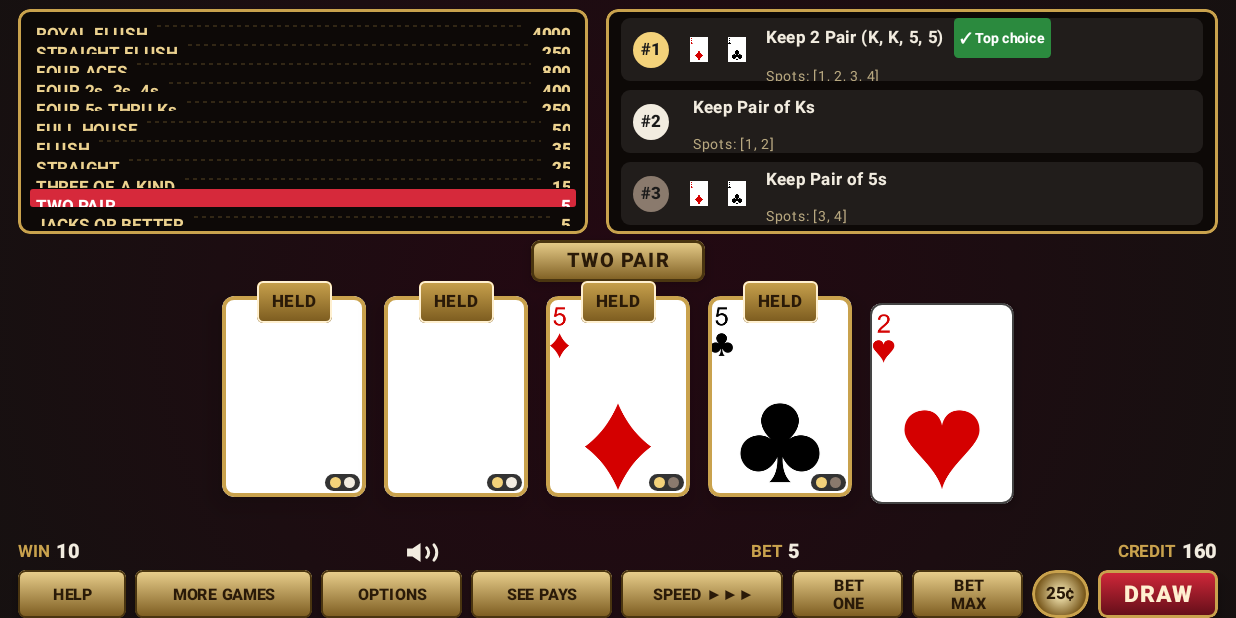
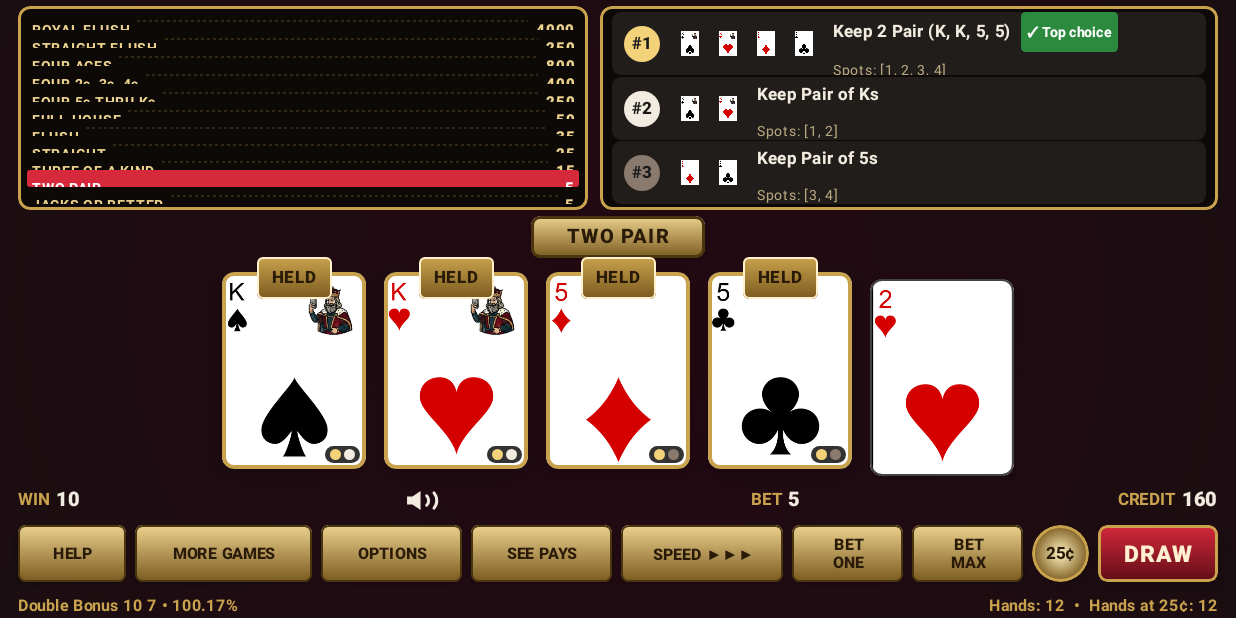
Before and after one commit to heybake/video-poker-android, an Android app built with Jetpack Compose: the screen it shows after launch (MainActivity), on a phone screen of 824 x 412 dp (held sideways). Run offline under Robolectric (Android 15) with nearby library versions, the phone set to English and light mode, and no system bars.

Commit message:
Fix case-sensitive card asset filenames, optimize responsive deck layout, and verify live on Android emulator

```diff
--- a/app/src/main/java/com/videopoker/android/MainActivity.kt
+++ b/app/src/main/java/com/videopoker/android/MainActivity.kt
@@ -1,13 +1,12 @@
 package com.videopoker.android
 
-import android.os.Build
 import android.os.Bundle
-import android.view.View
-import android.view.WindowInsets
-import android.view.WindowInsetsController
 import androidx.activity.ComponentActivity
 import androidx.activity.compose.setContent
 import androidx.activity.viewModels
+import androidx.core.view.WindowCompat
+import androidx.core.view.WindowInsetsCompat
+import androidx.core.view.WindowInsetsControllerCompat
 import com.videopoker.android.ui.MainScreen
 import com.videopoker.android.ui.state.GameViewModel
 import com.videopoker.android.ui.theme.VideoPokerTheme
@@ -18,7 +17,9 @@ class MainActivity : ComponentActivity() {
 
     override fun onCreate(savedInstanceState: Bundle?) {
         super.onCreate(savedInstanceState)
-        hideSystemBars()
+
+        // Edge-to-edge layout
+        WindowCompat.setDecorFitsSystemWindows(window, false)
 
         viewModel.loadGames(this)
 
@@ -27,6 +28,8 @@ class MainActivity : ComponentActivity() {
                 MainScreen(viewModel = viewModel)
             }
         }
+
+        hideSystemBars()
     }
 
     override fun onResume() {
@@ -34,23 +37,21 @@ class MainActivity : ComponentActivity() {
         hideSystemBars()
     }
 
+    override fun onWindowFocusChanged(hasFocus: Boolean) {
+        super.onWindowFocusChanged(hasFocus)
+        if (hasFocus) {
+            hideSystemBars()
+        }
+    }
+
     private fun hideSystemBars() {
-        if (Build.VERSION.SDK_INT >= Build.VERSION_CODES.R) {
-            window.insetsController?.let { controller ->
-                controller.hide(WindowInsets.Type.statusBars() or WindowInsets.Type.navigationBars())
-                controller.systemBarsBehavior =
-                    WindowInsetsController.BEHAVIOR_SHOW_TRANSIENT_BARS_BY_SWIPE
-            }
-        } else {
-            @Suppress("DEPRECATION")
-            window.decorView.systemUiVisibility = (
-                View.SYSTEM_UI_FLAG_IMMERSIVE_STICKY
-                    or View.SYSTEM_UI_FLAG_FULLSCREEN
-                    or View.SYSTEM_UI_FLAG_HIDE_NAVIGATION
-                    or View.SYSTEM_UI_FLAG_LAYOUT_FULLSCREEN
-                    or View.SYSTEM_UI_FLAG_LAYOUT_HIDE_NAVIGATION
-                    or View.SYSTEM_UI_FLAG_LAYOUT_STABLE
-            )
+        try {
+            val controller = WindowCompat.getInsetsController(window, window.decorView)
+            controller.systemBarsBehavior =
+                WindowInsetsControllerCompat.BEHAVIOR_SHOW_TRANSIENT_BARS_BY_SWIPE
+            controller.hide(WindowInsetsCompat.Type.systemBars())
+        } catch (e: Exception) {
+            e.printStackTrace()
         }
     }
 }
--- a/app/src/main/java/com/videopoker/android/data/models/Card.kt
+++ b/app/src/main/java/com/videopoker/android/data/models/Card.kt
@@ -35,10 +35,10 @@ data class Card(
         get() = rank in HIGH_RANKS
 
     /**
-     * Asset filename in assets/cards/ (e.g. "Ah.png", "Ts.png").
+     * Asset filename in assets/cards/ (e.g. "Ah.png", "Ts.png", "Ks.png").
      */
     val assetFileName: String
-        get() = "${rank.lowercaseChar()}${suit.lowercaseChar()}.png"
+        get() = "$rank$suit.png"
 
     override fun toString(): String = "$rank$suit"
 
--- a/app/src/main/java/com/videopoker/android/ui/MainScreen.kt
+++ b/app/src/main/java/com/videopoker/android/ui/MainScreen.kt
@@ -1,10 +1,12 @@
 package com.videopoker.android.ui
 
 import androidx.compose.foundation.background
+import androidx.compose.foundation.layout.Arrangement
 import androidx.compose.foundation.layout.Box
 import androidx.compose.foundation.layout.Column
 import androidx.compose.foundation.layout.fillMaxSize
 import androidx.compose.foundation.layout.height
+import androidx.compose.foundation.layout.padding
 import androidx.compose.foundation.layout.width
 import androidx.compose.runtime.Composable
 import androidx.compose.runtime.collectAsState
@@ -34,34 +36,39 @@ fun MainScreen(viewModel: GameViewModel) {
             .background(palette.backgroundColor),
         contentAlignment = Alignment.Center
     ) {
-        // Strict 1024x460 dp logical gaming canvas matching the approved landscape mockup
         Box(
             modifier = Modifier
-                .width(1024.dp)
-                .height(460.dp)
+                .fillMaxSize()
                 .clipToBounds()
                 .background(
                     Brush.radialGradient(
                         colors = listOf(palette.feltColor, palette.backgroundColor),
-                        radius = 800f
+                        radius = 1200f
                     )
                 )
         ) {
-            Column(modifier = Modifier.fillMaxSize()) {
-                // Top Deck (156dp): Pay Table + Hold Panel
+            Column(
+                modifier = Modifier
+                    .fillMaxSize()
+                    .padding(horizontal = 8.dp, vertical = 2.dp),
+                verticalArrangement = Arrangement.SpaceBetween
+            ) {
+                // Top Deck: Pay Table + Hold Panel
                 TopDeck(
                     state = state,
-                    palette = palette
+                    palette = palette,
+                    modifier = Modifier.weight(142f)
                 )
 
-                // Mid Deck (200dp): Plaque + 5 Cards + Dots
+                // Mid Deck: Plaque + 5 Cards + Dots
                 MidDeck(
                     state = state,
                     palette = palette,
-                    onToggleHold = viewModel::onToggleHold
+                    onToggleHold = viewModel::onToggleHold,
+                    modifier = Modifier.weight(180f)
                 )
 
-                // Bottom Deck (104dp): Status Row + 9 Action Buttons + Footer
+                // Bottom Deck: Status Row + 9 Action Buttons + Footer
                 BottomDeck(
                     state = state,
                     palette = palette,
@@ -72,7 +79,8 @@ fun MainScreen(viewModel: GameViewModel) {
                     onToggleCurrency = viewModel::onToggleCurrencyDisplay,
                     onToggleVolumePopup = viewModel::onToggleVolumePopup,
                     onVolumeChange = viewModel::onVolumeChange,
-                    onOpenOverlay = viewModel::openOverlay
+                    onOpenOverlay = viewModel::openOverlay,
+                    modifier = Modifier.weight(92f)
                 )
             }
 
--- a/app/src/main/java/com/videopoker/android/ui/components/HoldPanel.kt
+++ b/app/src/main/java/com/videopoker/android/ui/components/HoldPanel.kt
@@ -44,11 +44,11 @@ fun HoldPanel(
 
     Box(
         modifier = modifier
-            .height(150.dp)
+            .fillMaxHeight()
             .clip(RoundedCornerShape(8.dp))
             .background(palette.panelColor)
             .border(1.5.dp, palette.panelBorderColor, RoundedCornerShape(8.dp))
-            .padding(horizontal = 10.dp, vertical = 6.dp)
+            .padding(horizontal = 8.dp, vertical = 4.dp)
     ) {
         Column(
             modifier = Modifier.fillMaxSize(),
--- a/app/src/main/java/com/videopoker/android/ui/components/PayTableGrid.kt
+++ b/app/src/main/java/com/videopoker/android/ui/components/PayTableGrid.kt
@@ -49,11 +49,11 @@ fun PayTableGrid(
 
     Box(
         modifier = modifier
-            .height(150.dp)
+            .fillMaxHeight()
             .clip(RoundedCornerShape(8.dp))
             .background(palette.panelColor)
             .border(1.5.dp, palette.panelBorderColor, RoundedCornerShape(8.dp))
-            .padding(horizontal = if (isCasino) 10.dp else 8.dp, vertical = 5.dp)
+            .padding(horizontal = if (isCasino) 8.dp else 6.dp, vertical = 4.dp)
     ) {
         Column(
             modifier = Modifier.fillMaxSize(),
@@ -67,14 +67,14 @@ fun PayTableGrid(
                     Row(
                         modifier = Modifier
                             .fillMaxWidth()
-                            .height(12.2.dp),
+                            .weight(1f),
                         verticalAlignment = Alignment.CenterVertically
                     ) {
                         // Hand Name
                         Text(
                             text = row.label,
                             color = if (isWinRow) palette.winRowBg else palette.payTableTextColor,
-                            fontSize = 11.sp,
+                            fontSize = 9.5.sp,
                             fontWeight = FontWeight.Bold,
                             maxLines = 1,
                             overflow = TextOverflow.Ellipsis,
@@ -106,7 +106,7 @@ fun PayTableGrid(
                                 Text(
                                     text = cellVal.toString(),
                                     color = if (isWinningCell) palette.winRowText else if (isCurrentBetCol) palette.goldColor else palette.payTableTextColor,
-                                    fontSize = 11.sp,
+                                    fontSize = 9.5.sp,
                                     fontWeight = if (isCurrentBetCol) FontWeight.ExtraBold else FontWeight.Bold,
                                     textAlign = TextAlign.End
                                 )
@@ -118,7 +118,7 @@ fun PayTableGrid(
                     Row(
                         modifier = Modifier
                             .fillMaxWidth()
-                            .height(12.2.dp)
+                            .weight(1f)
                             .then(
                                 if (isWinRow) {
                                     Modifier.background(palette.winRowBg, RoundedCornerShape(2.dp))
@@ -126,13 +126,13 @@ fun PayTableGrid(
                                     Modifier
                                 }
                             )
-                            .padding(horizontal = 4.dp),
+                            .padding(horizontal = 3.dp),
                         verticalAlignment = Alignment.CenterVertically
                     ) {
                         Text(
                             text = row.label,
                             color = if (isWinRow) palette.winRowText else palette.payTableTextColor,
-                            fontSize = 11.sp,
+                            fontSize = 9.5.sp,
                             fontWeight = FontWeight.Bold,
                             maxLines = 1,
                             overflow = TextOverflow.Ellipsis
@@ -144,7 +144,7 @@ fun PayTableGrid(
                             modifier = Modifier
                                 .weight(1f)
                                 .height(1.dp)
-                                .padding(horizontal = 6.dp)
+                                .padding(horizontal = 4.dp)
                                 .drawBehind {
                                     if (!isWinRow) {
                                         drawLine(
@@ -152,7 +152,7 @@ fun PayTableGrid(
                                             start = Offset(0f, size.height / 2),
                                             end = Offset(size.width, size.height / 2),
                                             strokeWidth = 1.dp.toPx(),
-                                            pathEffect = PathEffect.dashPathEffect(floatArrayOf(4f, 4f), 0f)
+                                            pathEffect = PathEffect.dashPathEffect(floatArrayOf(3f, 3f), 0f)
                                         )
                                     }
                                 }
@@ -163,7 +163,7 @@ fun PayTableGrid(
                         Text(
                             text = valStr,
                             color = if (isWinRow) palette.winRowText else palette.payTableTextColor,
-                            fontSize = 11.sp,
+                            fontSize = 10.sp,
                             fontWeight = FontWeight.ExtraBold,
                             textAlign = TextAlign.End
                         )
--- a/app/src/main/java/com/videopoker/android/ui/decks/BottomDeck.kt
+++ b/app/src/main/java/com/videopoker/android/ui/decks/BottomDeck.kt
@@ -51,8 +51,7 @@ fun BottomDeck(
     Column(
         modifier = modifier
             .fillMaxWidth()
-            .height(104.dp)
-            .padding(horizontal = 12.dp),
+            .padding(horizontal = 4.dp, vertical = 2.dp),
         verticalArrangement = Arrangement.SpaceBetween
     ) {
         // 1. Status Bar (24dp)
--- a/app/src/main/java/com/videopoker/android/ui/decks/MidDeck.kt
+++ b/app/src/main/java/com/videopoker/android/ui/decks/MidDeck.kt
@@ -26,10 +26,9 @@ fun MidDeck(
     Column(
         modifier = modifier
             .fillMaxWidth()
-            .height(200.dp)
-            .padding(top = 4.dp),
+            .padding(vertical = 2.dp),
         horizontalAlignment = Alignment.CenterHorizontally,
-        verticalArrangement = Arrangement.Top
+        verticalArrangement = Arrangement.Center
     ) {
         // Hand Plaque (TWO PAIR)
         HandPlaque(
--- a/app/src/main/java/com/videopoker/android/ui/decks/TopDeck.kt
+++ b/app/src/main/java/com/videopoker/android/ui/decks/TopDeck.kt
@@ -24,9 +24,8 @@ fun TopDeck(
     Row(
         modifier = modifier
             .fillMaxWidth()
-            .height(156.dp)
-            .padding(start = 12.dp, end = 12.dp, top = 6.dp, bottom = 0.dp),
-        horizontalArrangement = Arrangement.spacedBy(12.dp)
+            .padding(horizontal = 4.dp, vertical = 2.dp),
+        horizontalArrangement = Arrangement.spacedBy(8.dp)
     ) {
         if (state.currentMode == GameMode.CASINO) {
             // Full-width 5-coin pay table
```
